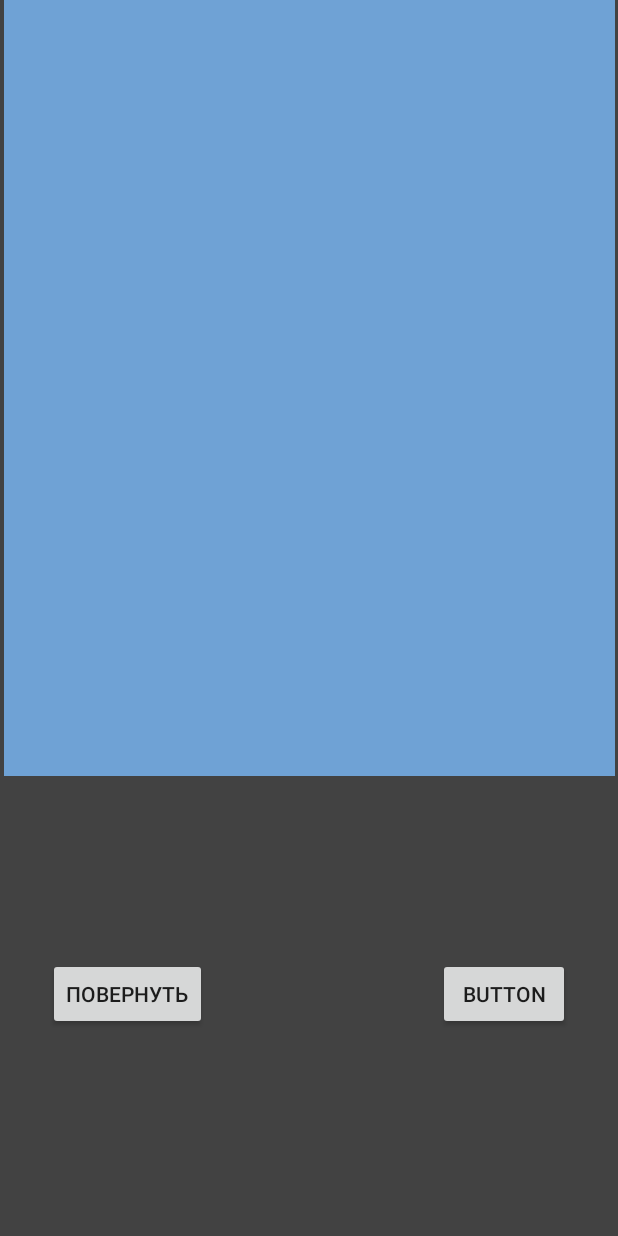
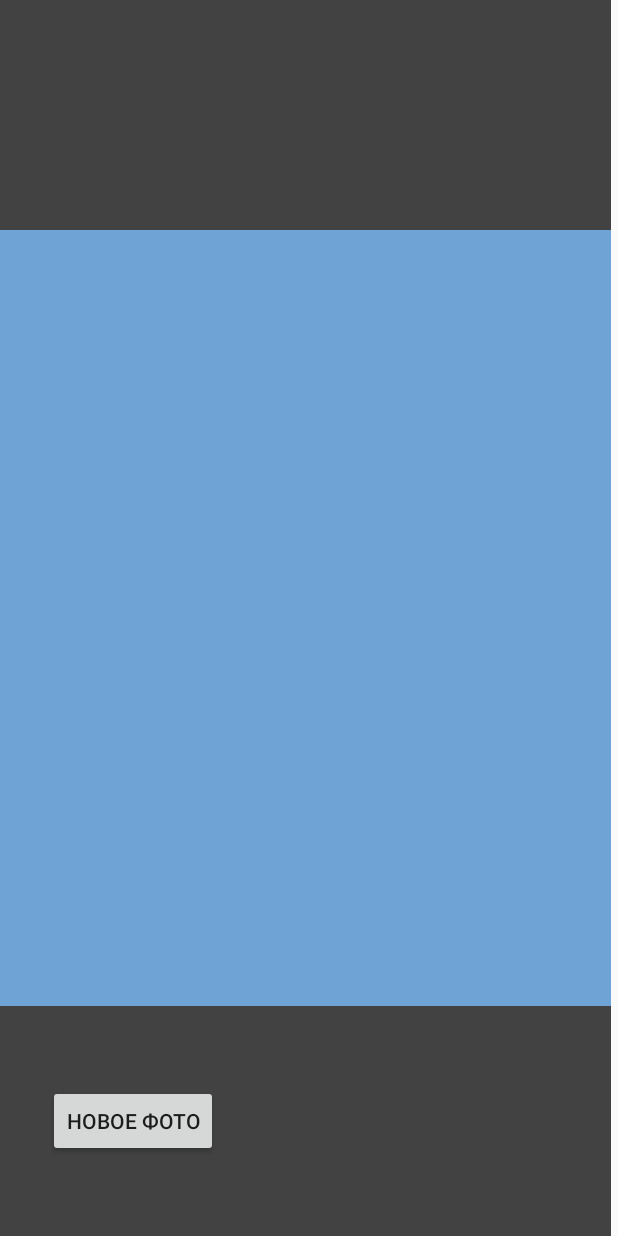
Before and after one commit to Bond228/OurFirstProject, an Android app: the screen it shows after launch (SecondActivity), after a tap on "СДЕЛАТЬ ФОТО", on a phone screen of 412 x 824 dp. Run offline under Robolectric (Android 15) with nearby library versions, the phone set to English and light mode, and no system bars; libraries missing offline, so code that uses them is left out: com.mikepenz.materialdrawer; 2 statements that could not run were skipped.

Commit message:
Добавил функцию загрузки нового фото, подредактировал боковое меню, улучшил код

```diff
--- a/Project2/app/src/main/AndroidManifest.xml
+++ b/Project2/app/src/main/AndroidManifest.xml
@@ -7,6 +7,7 @@
         android:required="true" />
     <uses-permission android:name="android.permission.WRITE_EXTERNAL_STORAGE"
         android:maxSdkVersion="18" />
+    <uses-permission android:name="android.permission.INTERNET"/>
 
 
     <dist:module dist:instant="true" />
--- a/Project2/app/src/main/java/com/example/project2/SecondActivity.kt
+++ b/Project2/app/src/main/java/com/example/project2/SecondActivity.kt
@@ -1,9 +1,5 @@
 package com.example.project2
 
-import android.app.Activity
-import android.content.Intent
-import android.content.Intent.ACTION_GET_CONTENT
-import android.database.Cursor
 import android.graphics.Bitmap
 import android.graphics.BitmapFactory
 import android.net.Uri
@@ -11,26 +7,23 @@ import androidx.appcompat.app.AppCompatActivity
 import android.os.Bundle
 import android.provider.MediaStore
 import android.view.View
-import android.widget.Toast
-import android.widget.Toolbar
-import androidx.core.graphics.createBitmap
+import com.example.project2.R.drawable.header
 import com.mikepenz.materialdrawer.AccountHeaderBuilder
 import com.mikepenz.materialdrawer.DrawerBuilder
 import com.mikepenz.materialdrawer.model.ProfileDrawerItem
 import com.mikepenz.materialdrawer.AccountHeader
 import com.mikepenz.materialdrawer.Drawer
 import com.mikepenz.materialdrawer.model.PrimaryDrawerItem
-import kotlinx.android.synthetic.main.activity_main.*
 import kotlinx.android.synthetic.main.activity_second.*
 
-import java.io.File
+import android.content.Intent as Intent1
 
 class SecondActivity : AppCompatActivity() {
 
     companion object {
         const val TOTAL_KEY = "total_key"
-        val REQUEST_IMAGE_CAPTURE = 1
-        val REQUEST_GALERY = 0
+        const val REQUEST_IMAGE_CAPTURE = 1
+        const val REQUEST_GALLERY = 0
     }
 
     private lateinit var mDrawer: Drawer
@@ -41,12 +34,16 @@ class SecondActivity : AppCompatActivity() {
         super.onCreate(savedInstanceState)
         setContentView(R.layout.activity_second)
 
-        var camera: Boolean = intent.getBooleanExtra(TOTAL_KEY, true)
+        val camera: Boolean = intent.getBooleanExtra(TOTAL_KEY, true)
         if (camera) dispatchTakePictureIntentCamera()
         else dispatchTakePictureIntentGalery()
 
         initFunc()
+    }
 
+    fun newActivity(view: View) {
+        val newIntent = Intent1(this, MainActivity::class.java)
+        startActivity(newIntent)
     }
 
     private fun initFunc() {
@@ -57,67 +54,56 @@ class SecondActivity : AppCompatActivity() {
     private fun createDrawer() {
         mDrawer = DrawerBuilder()
             .withActivity(this)
-            .withActionBarDrawerToggle(true)
-            .withSelectedItem(-1)
             .withAccountHeader(mHeader)
             .addDrawerItems(
                 PrimaryDrawerItem().withIdentifier(100)
                     .withIconTintingEnabled(true)
-                    .withName("Создать группу")
+                    .withName("Повернуть")
                     .withSelectable(false)
             ).build()
-
     }
 
     private fun createHeader() {
         mHeader = AccountHeaderBuilder()
             .withActivity(this)
+            .withHeaderBackground(header)
             .addProfiles(
-                ProfileDrawerItem().withName("Yura Pterov")
-                    .withEmail("+7911111111")
-            ).build()
-    }
-
-
-
-
-
-
-
-    fun rotateImage(view: View){
-        imageView2.animate().rotation(90F)
+                ProfileDrawerItem().withName("The best")
+            )
+            .build()
     }
 
     private fun dispatchTakePictureIntentCamera() {
-        val takePictureIntent = Intent(MediaStore.ACTION_IMAGE_CAPTURE)
+        val takePictureIntent = Intent1(MediaStore.ACTION_IMAGE_CAPTURE)
         if (takePictureIntent.resolveActivity(packageManager) != null) {
             startActivityForResult(takePictureIntent, REQUEST_IMAGE_CAPTURE)
         }
     }
 
     private fun dispatchTakePictureIntentGalery() {
-        val intent = Intent(Intent.ACTION_PICK)
+        val intent = Intent1(Intent1.ACTION_PICK)
         intent.type = "image/*"
         if (intent.resolveActivity(packageManager) != null) {
-            startActivityForResult(intent, REQUEST_GALERY)
+            startActivityForResult(intent, REQUEST_GALLERY)
         }
     }
 
-    override fun onActivityResult(requestCode: Int, resultCode: Int, data: Intent?) {
+    override fun onActivityResult(requestCode: Int, resultCode: Int, data: Intent1?) {
         super.onActivityResult(requestCode, resultCode, data)
-        if (requestCode == REQUEST_IMAGE_CAPTURE && resultCode == Activity.RESULT_OK) {
-            val extras = data?.extras
-            val imageBitmap =
-                extras!!.get("data") as Bitmap?
-            imageView2.setImageBitmap(imageBitmap)
+
+        when(requestCode) {
+            REQUEST_IMAGE_CAPTURE -> {
+                val extras = data?.extras
+                val imageBitmap =
+                    extras!!.get("data") as Bitmap?
+                imageView.setImageBitmap(imageBitmap)
+            }
+            REQUEST_GALLERY ->{
+                val imageUri: Uri = data?.getData()!!
+                val imageStream = getContentResolver().openInputStream(imageUri)
+                val selectedImage = BitmapFactory.decodeStream(imageStream)
+                imageView.setImageBitmap(selectedImage)
+            }
         }
-
-        if(requestCode == REQUEST_GALERY && data!=null){
-            var imageUri: Uri = data.getData()!!
-            var imageStream = getContentResolver().openInputStream(imageUri)
-            var selectedImage = BitmapFactory.decodeStream(imageStream)
-            imageView2.setImageBitmap(selectedImage)
         }
-
-    }
 }
--- /dev/null
+++ b/Project2/app/src/main/res/drawable/header.xml
@@ -0,0 +1,6 @@
+<?xml version="1.0" encoding="utf-8"?>
+<shape xmlns:tools="http://schemas.android.com/tools"
+    xmlns:android="http://schemas.android.com/apk/res/android"
+    tools:ignore="ExtraText">
+ <solid android:color="@color/header"/>
+</shape>
--- a/Project2/app/src/main/res/layout/activity_main.xml
+++ b/Project2/app/src/main/res/layout/activity_main.xml
@@ -20,7 +20,7 @@
         app:layout_constraintBottom_toBottomOf="parent"
         android:typeface="normal"
         android:textSize="25sp"
-        android:textColor="@color/white"
+        android:textColor="@color/wellText"
         android:textAllCaps="false"
         android:textAlignment="center"
         android:text="@string/click_next"
--- a/Project2/app/src/main/res/layout/activity_second.xml
+++ b/Project2/app/src/main/res/layout/activity_second.xml
@@ -2,48 +2,37 @@
 <androidx.constraintlayout.widget.ConstraintLayout xmlns:android="http://schemas.android.com/apk/res/android"
     xmlns:app="http://schemas.android.com/apk/res-auto"
     xmlns:tools="http://schemas.android.com/tools"
-    android:layout_width="match_parent"
+    android:layout_width="wrap_content"
     android:layout_height="match_parent"
     android:background="@color/cardview_dark_background"
     tools:context=".SecondActivity">
 
     <ImageView
-        android:id="@+id/imageView2"
+        android:id="@+id/imageView"
         android:layout_width="407dp"
         android:layout_height="517dp"
+        app:layout_constraintBottom_toBottomOf="parent"
         app:layout_constraintEnd_toEndOf="parent"
         app:layout_constraintStart_toStartOf="parent"
         app:layout_constraintTop_toTopOf="parent"
         app:srcCompat="@color/screenBackround" />
-
-    <Button
-        android:onClick="rotateImage"
-        android:id="@+id/rotateButton"
-        android:layout_width="wrap_content"
-        android:layout_height="wrap_content"
-        android:layout_marginStart="32dp"
-        android:layout_marginBottom="16dp"
-        android:text="@string/rotate_text"
-        app:layout_constraintBottom_toBottomOf="parent"
-        app:layout_constraintStart_toStartOf="parent"
-        app:layout_constraintTop_toBottomOf="@+id/imageView2" />
-
-    <Button
-        android:id="@+id/newPhoto"
-        android:layout_width="wrap_content"
-        android:layout_height="wrap_content"
-        android:layout_marginEnd="32dp"
-        android:layout_marginBottom="16dp"
-        android:text="Button"
-        app:layout_constraintBottom_toBottomOf="parent"
-        app:layout_constraintEnd_toEndOf="parent"
-        app:layout_constraintTop_toBottomOf="@+id/imageView2" />
 
     <androidx.constraintlayout.widget.Guideline
         android:id="@+id/guideline"
         android:layout_width="wrap_content"
         android:layout_height="wrap_content"
         android:orientation="horizontal"
-        app:layout_constraintGuide_percent="0.0013679891" />
+        app:layout_constraintGuide_percent="0.004103967" />
+
+    <Button
+        android:id="@+id/restartButton"
+        android:layout_width="wrap_content"
+        android:layout_height="wrap_content"
+        android:layout_marginStart="32dp"
+        android:onClick="newActivity"
+        android:text="@string/new_photo_text"
+        app:layout_constraintBottom_toBottomOf="parent"
+        app:layout_constraintStart_toStartOf="parent"
+        app:layout_constraintTop_toBottomOf="@+id/imageView" />
 
 </androidx.constraintlayout.widget.ConstraintLayout>
--- a/Project2/app/src/main/res/values/colors.xml
+++ b/Project2/app/src/main/res/values/colors.xml
@@ -4,5 +4,6 @@
     <color name="colorPrimaryDark">#00574B</color>
     <color name="colorAccent">#D81B60</color>
     <color name="screenBackround">#6FA2D5</color>
-    <color name="white">#E0FFFF</color>
+    <color name="header">#0088CC</color>
+    <color name="wellText">#E0FFFF</color>
 </resources>
--- a/Project2/app/src/main/res/values/strings.xml
+++ b/Project2/app/src/main/res/values/strings.xml
@@ -16,4 +16,5 @@
     <string name="make_photo_text">Сделать фото</string>
     <string name="add_photo_text">Выбрать фото</string>
     <string name="rotate_text">Повернуть</string>
+    <string name="new_photo_text">Новое фото</string>
 </resources>
```
Also changed, not shown: Project2/app/src/main/java/com/example/project2/MainActivity.kt (+4 -5 lines).
